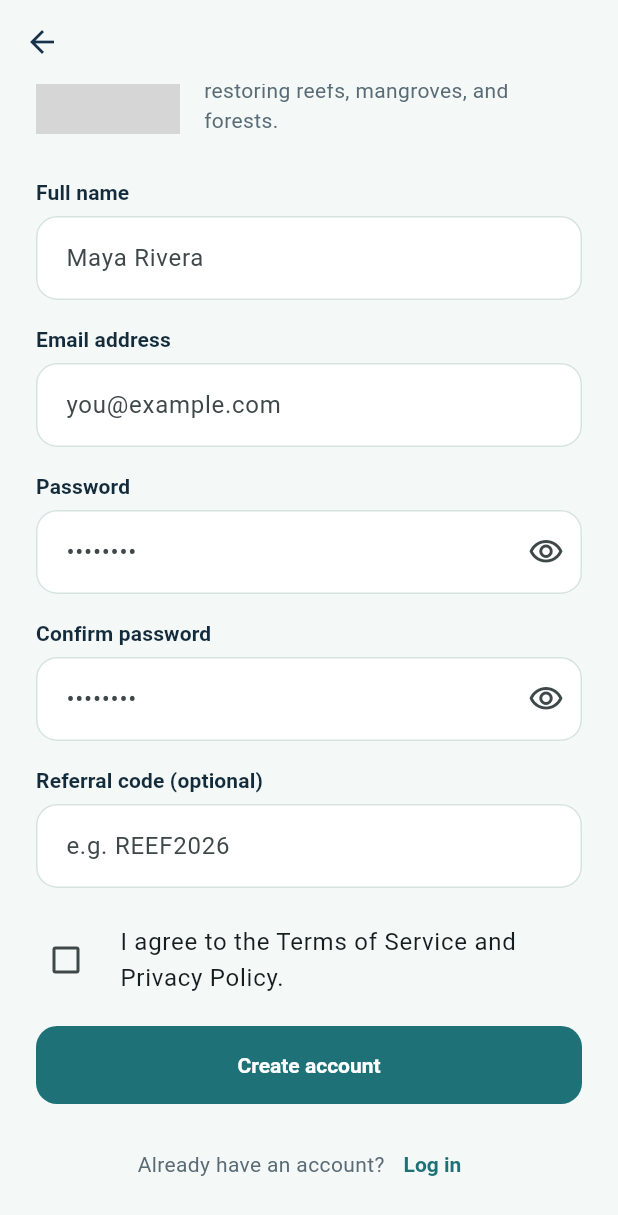
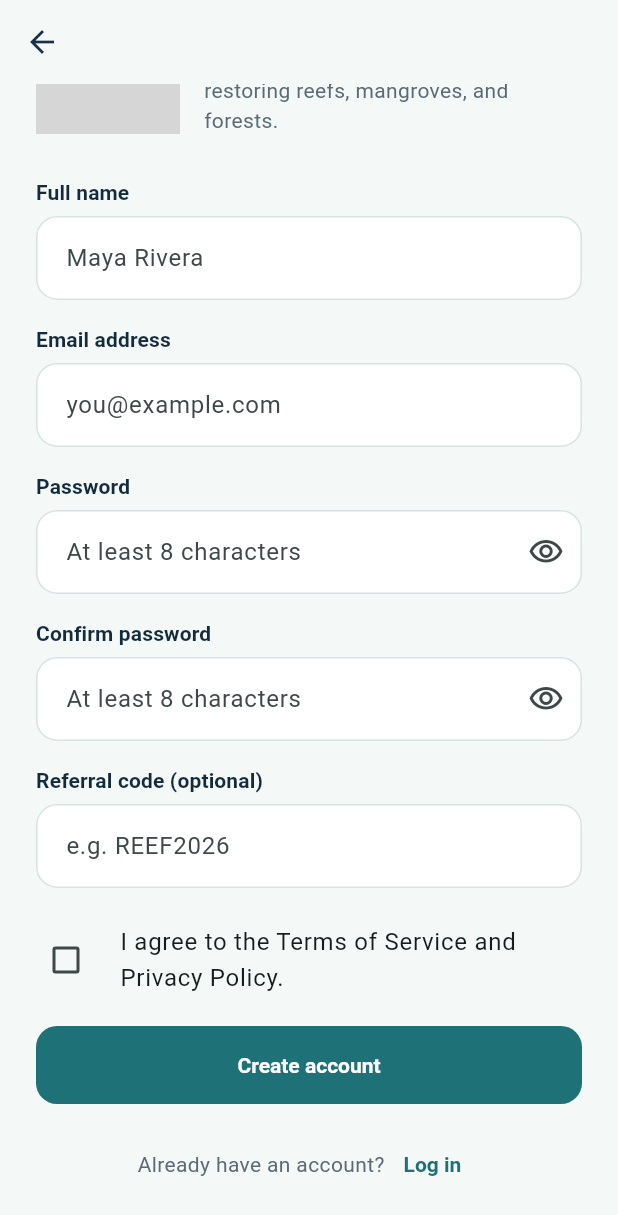
Before and after one commit to gchelsea01/BioVerse, a Flutter app: the RegisterScreen screen opened directly, scrolled down 118 dp, on a phone screen of 412 x 824 dp. Shown: the top 1215 px of the screen. Run offline on Flutter 3.47's test engine with Material 3 defaults, Android fonts, the phone set to English and light mode, and no system bars; our stand-ins replace cached_network_image, dio, flutter_secure_storage, image_picker, qr_flutter, shared_preferences; accounts and stored records are empty; grey boxes are pictures that could not be loaded.

Commit message:
Use text password hints so empty fields don't look filled

```diff
--- a/bioverse_app/lib/features/auth/auth_widgets.dart
+++ b/bioverse_app/lib/features/auth/auth_widgets.dart
@@ -93,7 +93,8 @@ class _PasswordFieldState extends State<PasswordField> {
       controller: widget.controller,
       validator: widget.validator ?? Validators.password,
       obscure: _hidden,
-      hint: '••••••••',
+      // A dotted hint looked like an already-filled password on device.
+      hint: widget.isNew ? 'At least 8 characters' : 'Enter your password',
       autofillHints: [widget.isNew ? AutofillHints.newPassword : AutofillHints.password],
       textInputAction: widget.onSubmitted != null ? TextInputAction.done : TextInputAction.next,
       onSubmitted: widget.onSubmitted,
```
